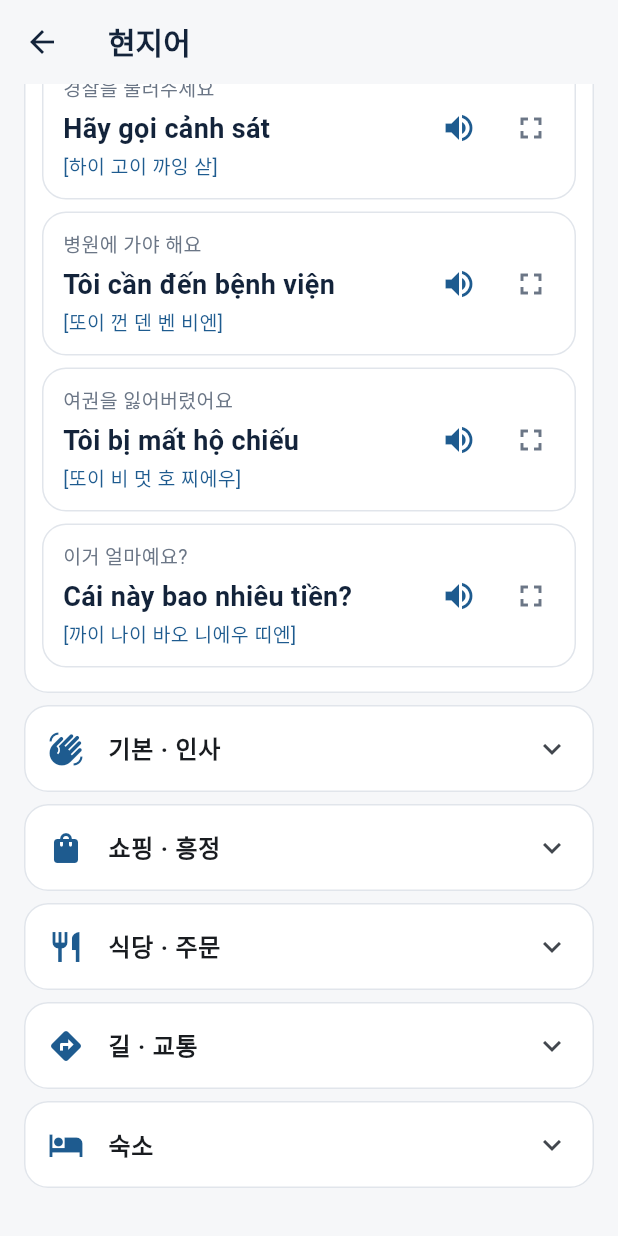
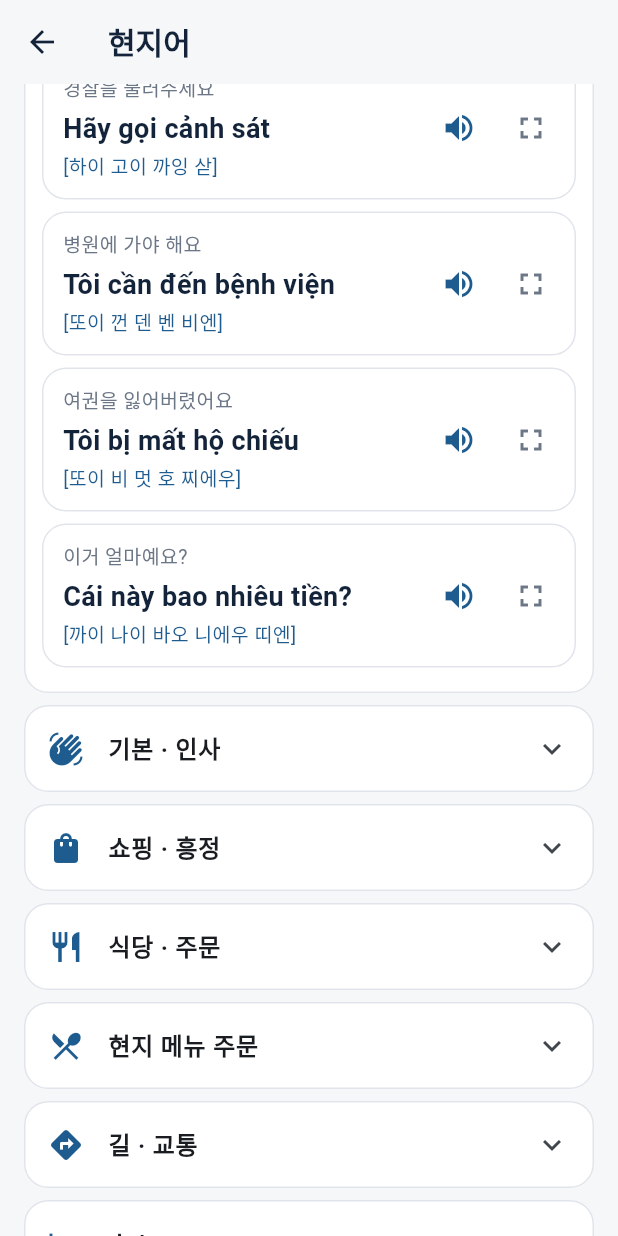
Before and after one commit to foreverojm/travelmate, a Flutter app: the PhrasebookScreen screen opened directly, scrolled down 310 dp, on a phone screen of 412 x 824 dp. Run offline on Flutter 3.47's test engine with Material 3 defaults, Android fonts, the phone set to English and light mode, and no system bars; our stand-ins replace audioplayers, flutter_tts, shared_preferences; accounts and stored records are empty; network calls fail.

Commit message:
feat: 현지어 탭에 현지 메뉴 주문 문구 추가(4개국)
- 베트남: 카페 쓰어다(연유)/덴다(블랙), 쌀국수·반미, 고수 빼기, 얼음 적게
- 일본: 라멘·생맥주·곱빼기·추천메뉴·따뜻한걸로
- 대만: 우육면·버블티(반탕미빙)·고수빼기·포장
- 태국: 팟타이·차옌·덜맵게·고수빼기·포장
- v1.2.1(+6)

Co-Authored-By: Claude Opus 4.8 (1M context) <noreply@anthropic.com>

```diff
--- a/lib/core/country_data.dart
+++ b/lib/core/country_data.dart
@@ -98,6 +98,28 @@ const List<Country> countries = [
         PhraseCard(ko: '계산할게요', local: 'Tính tiền', pron: '띤 띠엔'),
         PhraseCard(ko: '안 맵게 해주세요', local: 'Đừng cay', pron: '등 까이'),
         PhraseCard(ko: '맛있어요', local: 'Ngon quá', pron: '응온 꾸아'),
+      ]),
+      PhraseGroup(title: '현지 메뉴 주문', icon: Icons.restaurant_menu, items: [
+        PhraseCard(
+            ko: '연유 아이스커피(쓰어다) 주세요',
+            local: 'Cho tôi một cà phê sữa đá',
+            pron: '쩌 또이 못 카페 쓰어 다'),
+        PhraseCard(
+            ko: '아이스 블랙커피(덴다) 주세요',
+            local: 'Cho tôi một cà phê đen đá',
+            pron: '쩌 또이 못 카페 덴 다'),
+        PhraseCard(
+            ko: '쌀국수 한 그릇 주세요',
+            local: 'Cho tôi một bát phở',
+            pron: '쩌 또이 못 밧 퍼'),
+        PhraseCard(
+            ko: '반미 하나 주세요',
+            local: 'Cho tôi một bánh mì',
+            pron: '쩌 또이 못 반 미'),
+        PhraseCard(
+            ko: '고수 빼주세요', local: 'Không cho rau mùi', pron: '콤 쩌 자우 무이'),
+        PhraseCard(
+            ko: '얼음 조금만 주세요', local: 'Cho ít đá thôi', pron: '쩌 읻 다 토이'),
       ]),
       PhraseGroup(title: '길 · 교통', icon: Icons.directions, items: [
         PhraseCard(
@@ -231,6 +253,28 @@ const List<Country> countries = [
         PhraseCard(ko: '물 주세요', local: 'お水ください', pron: '오미즈 쿠다사이'),
         PhraseCard(ko: '맛있어요', local: 'おいしいです', pron: '오이시이데스'),
       ]),
+      PhraseGroup(title: '현지 메뉴 주문', icon: Icons.restaurant_menu, items: [
+        PhraseCard(
+            ko: '라멘 하나 주세요',
+            local: 'ラーメンを一つください',
+            pron: '라-멘오 히토츠 쿠다사이'),
+        PhraseCard(
+            ko: '추천 메뉴가 뭐예요?',
+            local: 'おすすめは何ですか',
+            pron: '오스스메와 난데스카'),
+        PhraseCard(
+            ko: '생맥주 하나 주세요',
+            local: '生ビールを一つください',
+            pron: '나마비-루오 히토츠 쿠다사이'),
+        PhraseCard(
+            ko: '곱빼기로 해주세요',
+            local: '大盛りでお願いします',
+            pron: '오-모리데 오네가이시마스'),
+        PhraseCard(
+            ko: '따뜻한 걸로 주세요',
+            local: '温かいのをください',
+            pron: '아타타카이노오 쿠다사이'),
+      ]),
       PhraseGroup(title: '길 · 교통', icon: Icons.directions, items: [
         PhraseCard(
             ko: '화장실 어디예요?', local: 'トイレはどこですか', pron: '토이레와 도코데스카'),
@@ -355,6 +399,19 @@ const List<Country> countries = [
         PhraseCard(ko: '안 맵게 해주세요', local: '不要辣', pron: '부야오 라'),
         PhraseCard(ko: '맛있어요', local: '很好吃', pron: '헌 하오츠'),
       ]),
+      PhraseGroup(title: '현지 메뉴 주문', icon: Icons.restaurant_menu, items: [
+        PhraseCard(
+            ko: '우육면 한 그릇 주세요',
+            local: '我要一碗牛肉麵',
+            pron: '워 야오 이 완 니우로우미엔'),
+        PhraseCard(
+            ko: '버블티(전주나이차) 주세요',
+            local: '我要珍珠奶茶',
+            pron: '워 야오 전주 나이차'),
+        PhraseCard(ko: '설탕 반, 얼음 적게', local: '半糖微冰', pron: '반탕 웨이빙'),
+        PhraseCard(ko: '고수 빼주세요', local: '不要香菜', pron: '부야오 샹차이'),
+        PhraseCard(ko: '포장이요', local: '外帶', pron: '와이다이'),
+      ]),
       PhraseGroup(title: '길 · 교통', icon: Icons.directions, items: [
         PhraseCard(
             ko: '화장실 어디예요?', local: '廁所在哪裡', pron: '처수어 짜이 나리'),
@@ -469,6 +526,17 @@ const List<Country> countries = [
         PhraseCard(ko: '물 주세요', local: 'ขอน้ำ', pron: '커 남'),
         PhraseCard(ko: '맛있어요', local: 'อร่อย', pron: '아러이'),
       ]),
+      PhraseGroup(title: '현지 메뉴 주문', icon: Icons.restaurant_menu, items: [
+        PhraseCard(
+            ko: '팟타이 하나 주세요',
+            local: 'ขอผัดไทยหนึ่งที่',
+            pron: '커 팟타이 능 티'),
+        PhraseCard(ko: '조금만 맵게 해주세요', local: 'เผ็ดนิดหน่อย', pron: '펫 닛너이'),
+        PhraseCard(
+            ko: '타이 아이스티(차옌) 주세요', local: 'ขอชาเย็น', pron: '커 차옌'),
+        PhraseCard(ko: '고수 빼주세요', local: 'ไม่ใส่ผักชี', pron: '마이 사이 팍치'),
+        PhraseCard(ko: '포장해 주세요', local: 'เอากลับบ้าน', pron: '아오 끌랍 반'),
+      ]),
       PhraseGroup(title: '길 · 교통', icon: Icons.directions, items: [
         PhraseCard(
             ko: '화장실 어디예요?',
--- a/lib/features/more/more_screen.dart
+++ b/lib/features/more/more_screen.dart
@@ -18,7 +18,7 @@ class MoreScreen extends StatelessWidget {
           const SizedBox(height: 16),
 
           _group('앱 정보'),
-          _tile(Icons.info_outline, '버전', trailing: '1.2.0'),
+          _tile(Icons.info_outline, '버전', trailing: '1.2.1'),
           _tile(Icons.flag_outlined, '지원 국가', trailing: '베트남·일본·대만·태국'),
           const SizedBox(height: 16),
 
--- a/pubspec.yaml
+++ b/pubspec.yaml
@@ -16,7 +16,7 @@ publish_to: 'none' # Remove this line if you wish to publish to pub.dev
 # https://developer.apple.com/library/archive/documentation/General/Reference/InfoPlistKeyReference/Articles/CoreFoundationKeys.html
 # In Windows, build-name is used as the major, minor, and patch parts
 # of the product and file versions while build-number is used as the build suffix.
-version: 1.2.0+5
+version: 1.2.1+6
 
 environment:
   sdk: ^3.6.2
```
